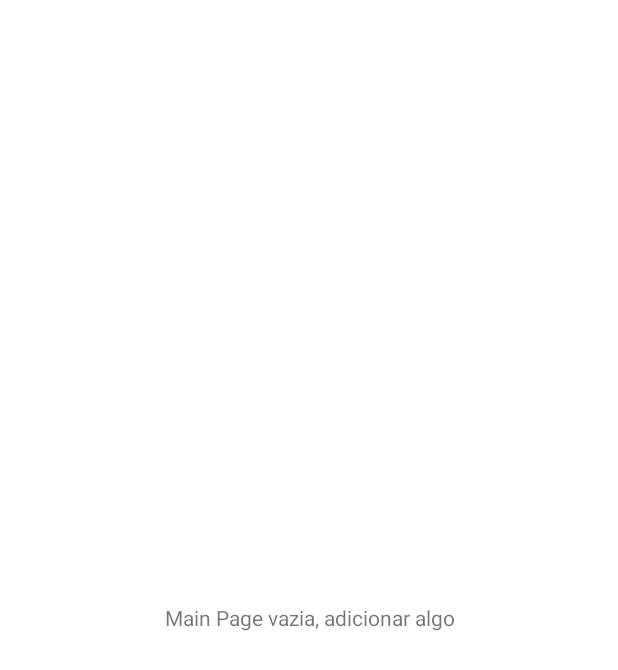
After one commit to kevinDomingues/SecondHome, an Android app: the MainPage screen opened directly, with no data from a screen before it, on a phone screen of 412 x 824 dp. The commit adds this screen. Shown: the top 670 px of the screen. Run offline under Robolectric (Android 15) with nearby library versions, the phone set to English and light mode, and no system bars.

Commit message:
Login operational, Empty main page added

```diff
--- a/app/src/main/AndroidManifest.xml
+++ b/app/src/main/AndroidManifest.xml
@@ -1,6 +1,7 @@
 <?xml version="1.0" encoding="utf-8"?>
 <manifest xmlns:android="http://schemas.android.com/apk/res/android"
     package="ipvc.estg.secondhome">
+
     <uses-permission android:name="android.permission.INTERNET" />
 
     <application
@@ -11,6 +12,9 @@
         android:roundIcon="@mipmap/ic_launcher_round"
         android:supportsRtl="true"
         android:theme="@style/Theme.SecondHome">
+        <activity
+            android:name=".MainPage"
+            android:exported="false" />
         <activity
             android:name=".Register"
             android:exported="false" />
--- /dev/null
+++ b/app/src/main/java/ipvc/estg/secondhome/MainPage.kt
@@ -0,0 +1,11 @@
+package ipvc.estg.secondhome
+
+import androidx.appcompat.app.AppCompatActivity
+import android.os.Bundle
+
+class MainPage : AppCompatActivity() {
+    override fun onCreate(savedInstanceState: Bundle?) {
+        super.onCreate(savedInstanceState)
+        setContentView(R.layout.activity_main_page)
+    }
+}
--- a/app/src/main/java/ipvc/estg/secondhome/models/User.kt
+++ b/app/src/main/java/ipvc/estg/secondhome/models/User.kt
@@ -3,7 +3,6 @@ package ipvc.estg.secondhome.models
 import java.util.*
 
 data class User(
-    val id: String,
     val username: String,
     val name: String,
     val email: String,
--- a/app/src/main/res/layout/activity_login.xml
+++ b/app/src/main/res/layout/activity_login.xml
@@ -49,7 +49,7 @@
                     android:src="@drawable/ic_baseline_person_24" />
 
                 <EditText
-                    android:id="@+id/user_input"
+                    android:id="@+id/user_inputLogin"
                     android:layout_width="match_parent"
                     android:layout_height="wrap_content"
                     android:backgroundTint="#CDCDCD"
@@ -73,9 +73,10 @@
                     android:src="@drawable/ic_baseline_lock_24" />
 
                 <EditText
-                    android:id="@+id/pass_input"
+                    android:id="@+id/pass_inputLogin"
                     android:layout_width="match_parent"
                     android:layout_height="wrap_content"
+                    android:inputType="textPassword"
                     android:backgroundTint="#CDCDCD"
                     android:hint="@string/password"
                     android:padding="20dp"
--- /dev/null
+++ b/app/src/main/res/layout/activity_main_page.xml
@@ -0,0 +1,15 @@
+<?xml version="1.0" encoding="utf-8"?>
+<LinearLayout xmlns:android="http://schemas.android.com/apk/res/android"
+    xmlns:app="http://schemas.android.com/apk/res-auto"
+    xmlns:tools="http://schemas.android.com/tools"
+    android:layout_width="match_parent"
+    android:layout_height="match_parent"
+    tools:context=".MainPage">
+
+    <TextView
+        android:layout_width="match_parent"
+        android:layout_height="match_parent"
+        android:text="Main Page vazia, adicionar algo"
+        android:gravity="center"
+        />
+</LinearLayout>
--- a/app/src/main/res/values/strings.xml
+++ b/app/src/main/res/values/strings.xml
@@ -23,4 +23,5 @@
     <string name="errorPasswordsDoNotMatch">Passwords don\'t match</string>
     <string name="errorSignUp">There was an error, please try again</string>
     <string name="successfulSignUp">Account Created, you can login now</string>
+    <string name="successfulLogin">Welcome</string>
 </resources>
```
Also changed, not shown: app/src/main/java/ipvc/estg/secondhome/Login.kt (+55 -2 lines), app/src/main/java/ipvc/estg/secondhome/api/EndPoints.kt (+8 -0 lines), 2 other files.
